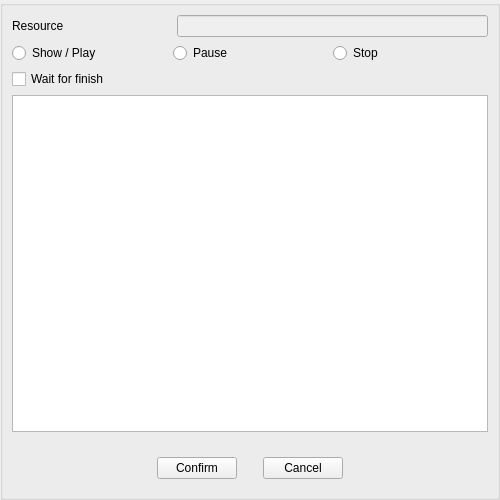
First picture: the form in src/Editor/Script/ResourceSnippetOverlay.ui, repository RemotelyChaotic/JOIPEngine, before the edit.
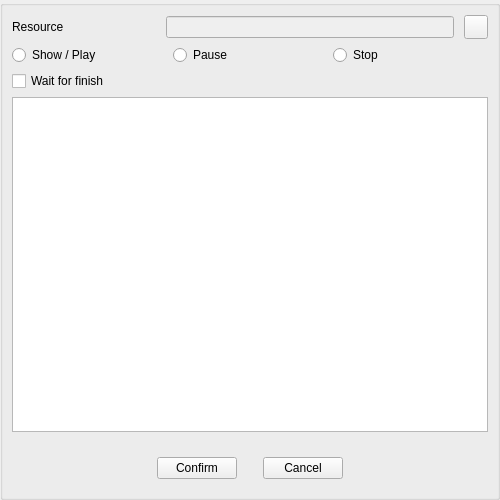
Second picture: the form after the edit. Custom widgets are drawn as their Qt base class.

Commit message: Fixed "Add Resource" dialogue inserting weird code

What changed in the file:
```diff
--- a/src/Editor/Script/ResourceSnippetOverlay.ui
+++ b/src/Editor/Script/ResourceSnippetOverlay.ui
@@ -121,6 +121,28 @@
            </property>
           </widget>
          </item>
+         <item row="0" column="3">
+          <widget class="QPushButton" name="CloseButton">
+           <property name="minimumSize">
+            <size>
+             <width>24</width>
+             <height>24</height>
+            </size>
+           </property>
+           <property name="maximumSize">
+            <size>
+             <width>24</width>
+             <height>24</height>
+            </size>
+           </property>
+           <property name="toolTip">
+            <string>Clear media selection</string>
+           </property>
+           <property name="text">
+            <string/>
+           </property>
+          </widget>
+         </item>
         </layout>
        </widget>
       </item>
```
The commit also changes 3 other files.
